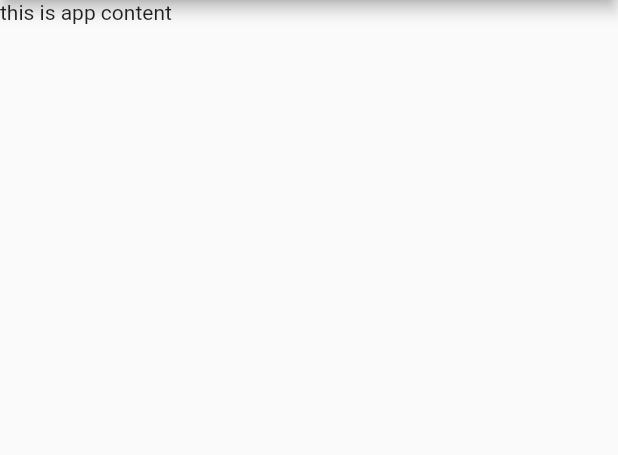
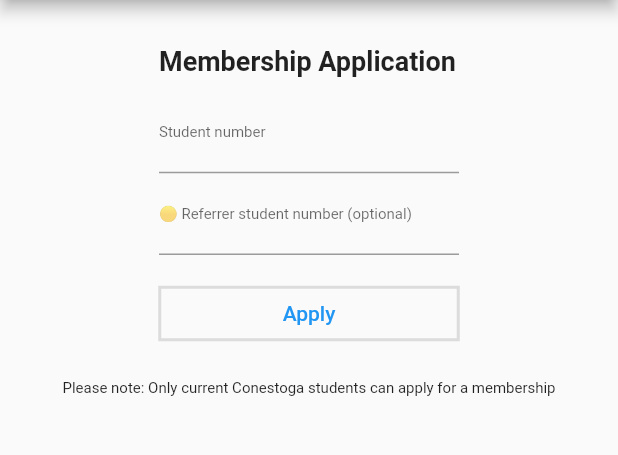
Before and after one commit to gdsc-conestoga/referral-tracker-app, a Flutter app: the screen it shows after launch, after a tap on "Apply for membership", on a phone screen of 412 x 824 dp, the part 84-539 px from its top. Run offline on Flutter 3.47's test engine with Material 2 defaults, Android fonts, the phone set to English and light mode, and no system bars.

Commit message:
create membership application screen

```diff
--- /dev/null
+++ b/GDSC pointers.txt
@@ -0,0 +1,4 @@
+comma after every object property and closing bracket
+route inside the class itself
+add route to routes.dart when done
+separate branch for each feature. Branch name: "feature/<feature name>" or "debug/<debug name>", etc.
--- a/lib/routes.dart
+++ b/lib/routes.dart
@@ -1,10 +1,13 @@
 import 'package:flutter/material.dart';
 import 'package:referral_tracker/screens/dashboard_screen.dart';
 import 'package:referral_tracker/screens/login_screen.dart';
+import 'package:referral_tracker/screens/membership_application_screen.dart';
 import 'package:referral_tracker/screens/store_screen.dart';
 
 final Map<String, Widget Function(BuildContext)> routes = {
   LogInScreen.id: (context) => const LogInScreen(),
   DashboardScreen.id: (context) => const DashboardScreen(),
   StoreScreen.id: (context) => const StoreScreen(),
+  MembershipApplicationScreen.id: (context) =>
+      const MembershipApplicationScreen(),
 };
--- a/lib/screens/login_screen.dart
+++ b/lib/screens/login_screen.dart
@@ -1,5 +1,6 @@
 import 'package:flutter/material.dart';
 import 'package:referral_tracker/screens/dashboard_screen.dart';
+import 'package:referral_tracker/screens/membership_application_screen.dart';
 import 'package:referral_tracker/screens/store_screen.dart';
 import 'package:referral_tracker/widgets/store_item.dart';
 
@@ -12,7 +13,9 @@ class LogInScreen extends StatelessWidget {
   Widget build(BuildContext context) {
     return Scaffold(
       appBar: AppBar(
-        title: const Text("Referral Tracker"),
+        title: const Text(
+          "Referral Tracker",
+        ),
         actions: <Widget>[
           TextButton(
             onPressed: () {
@@ -75,7 +78,8 @@ class LogInScreen extends StatelessWidget {
                   )),
               TextButton(
                   onPressed: () {
-                    Navigator.pushNamed(context, DashboardScreen.id);
+                    Navigator.pushNamed(
+                        context, MembershipApplicationScreen.id);
                   },
                   child: const Align(
                     alignment: Alignment.centerLeft,
--- /dev/null
+++ b/lib/screens/membership_application_screen.dart
@@ -0,0 +1,95 @@
+import 'package:flutter/material.dart';
+import 'package:referral_tracker/widgets/store_item.dart';
+
+class MembershipApplicationScreen extends StatelessWidget {
+  static String id = '/membership_application';
+  static const double _columnWidth = 200;
+
+  const MembershipApplicationScreen({Key? key}) : super(key: key);
+
+  @override
+  Widget build(BuildContext context) {
+    return Scaffold(
+      appBar: AppBar(
+        title: const Text(
+          "Referral Tracker",
+        ),
+      ),
+      body: Center(
+        child: SizedBox(
+          child: Column(
+            children: [
+              const SizedBox(
+                height: 30,
+              ),
+              const SizedBox(
+                width: _columnWidth,
+                child: Align(
+                  alignment: Alignment.centerLeft,
+                  child: Text(
+                    "Membership Application",
+                    style: TextStyle(
+                      fontWeight: FontWeight.bold,
+                      fontSize: 18,
+                    ),
+                  ),
+                ),
+              ),
+              const SizedBox(
+                height: 10,
+              ),
+              SizedBox(
+                width: _columnWidth,
+                child: TextFormField(
+                  decoration: const InputDecoration(
+                    border: UnderlineInputBorder(),
+                    labelText: "Student number",
+                    labelStyle: TextStyle(
+                      fontSize: 10,
+                    ),
+                  ),
+                ),
+              ),
+              SizedBox(
+                width: _columnWidth,
+                child: TextFormField(
+                  decoration: const InputDecoration(
+                    border: UnderlineInputBorder(),
+                    labelText: "🟡 Referrer student number (optional)",
+                    labelStyle: TextStyle(
+                      fontSize: 10,
+                    ),
+                  ),
+                ),
+              ),
+              const SizedBox(
+                height: 15,
+              ),
+              SizedBox(
+                width: _columnWidth,
+                child: OutlinedButton(
+                  style: OutlinedButton.styleFrom(
+                    shape: const BeveledRectangleBorder(),
+                  ),
+                  onPressed: () {},
+                  child: const Text(
+                    "Apply",
+                  ),
+                ),
+              ),
+              const SizedBox(
+                height: 20,
+              ),
+              const Text(
+                "Please note: Only current Conestoga students can apply for a membership",
+                style: TextStyle(
+                  fontSize: 10,
+                ),
+              ),
+            ],
+          ),
+        ),
+      ),
+    );
+  }
+}
```
Also changed, not shown: membership screen.png (added).
